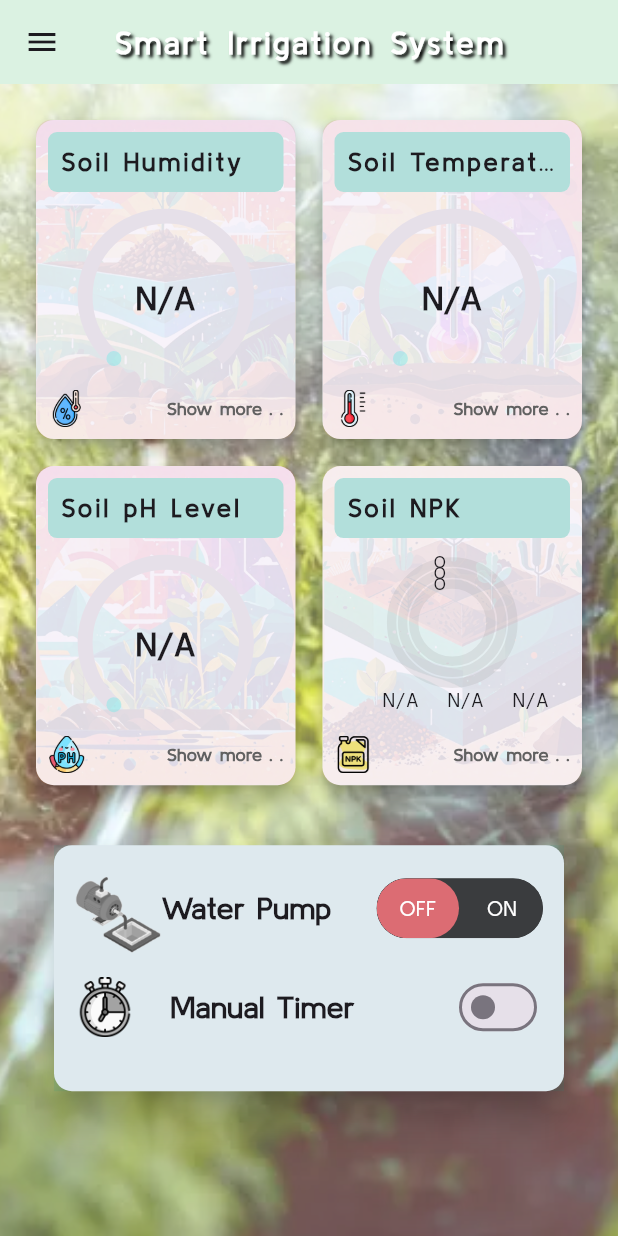
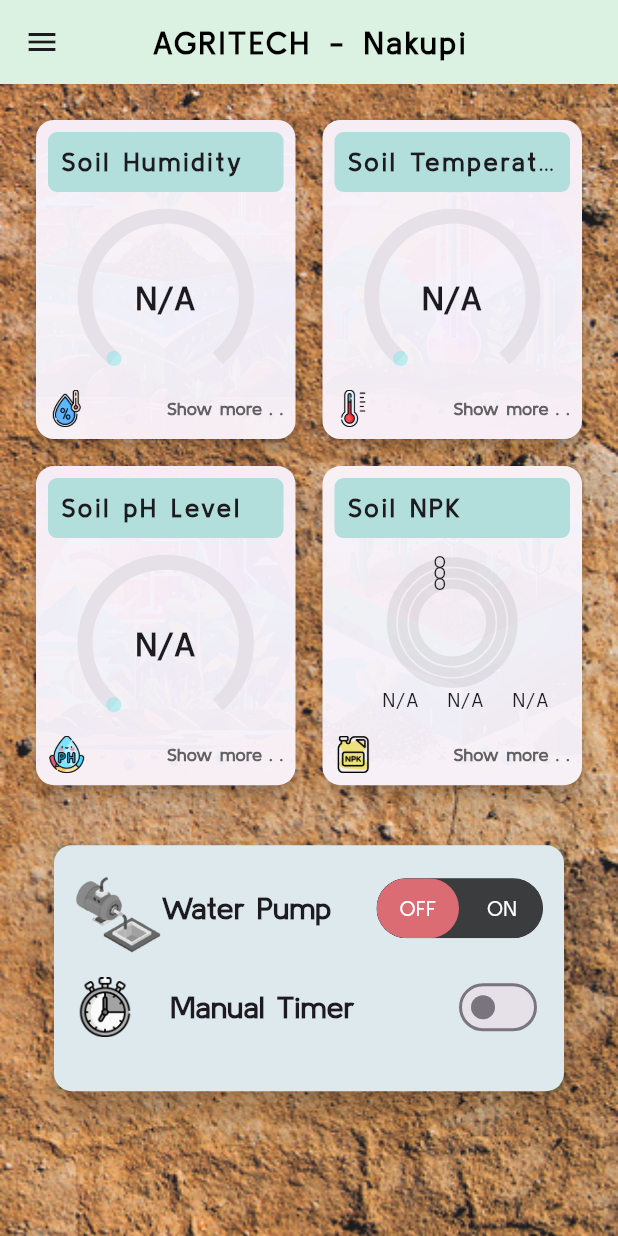
Before and after one commit to SarangthemAmarjit/Soil-Water-Management, a Flutter app: the screen it shows after launch, on a phone screen of 412 x 824 dp. Run offline on Flutter 3.47's test engine with Material 3 defaults, Android fonts, the phone set to English and light mode, and no system bars; drawn by our look-alikes of syncfusion_flutter_gauges, toggle_switch; our stand-ins replace auto_route, flutter_easyloading, flutter_local_notifications, font_awesome_flutter, get, syncfusion_flutter_charts; missing offline and left inert: android_alarm_manager_plus, flutter_background_service, flutter_background_service_android, flutter_launcher_icons; network calls fail.

Commit message:
changed ui

```diff
--- a/lib/pages/dashboard.dart
+++ b/lib/pages/dashboard.dart
@@ -25,23 +25,18 @@ class _HomePageState extends State<HomePage> {
     return Scaffold(
       appBar: AppBar(
         backgroundColor: const Color.fromARGB(255, 219, 242, 226),
-        title: Text("Smart Irrigation System",
+        title: Text("AGRITECH - Nakupi",
             style: TextStyle(
               wordSpacing: 2,
               letterSpacing: 2,
-              color: Colors.white,
+              color: Colors.black,
               fontSize: MediaQuery.of(context).size.width / 20,
               fontWeight: FontWeight.bold,
               shadows: const <Shadow>[
-                Shadow(
-                  offset: Offset(2.0, 2.0),
-                  blurRadius: 2.0,
-                  color: Colors.black,
-                ),
                 // Shadow(
-                //   offset: Offset(3.0, 3.0),
-                //   blurRadius: 3.0,
-                //   color: Colors.black,
+                //   offset: Offset(2.0, 2.0),
+                //   blurRadius: 2.0,
+                //   color: Colors.white,
                 // ),
               ],
             )),
@@ -56,9 +51,9 @@ class _HomePageState extends State<HomePage> {
               child: Container(
                 decoration: const BoxDecoration(
                     image: DecorationImage(
-                        opacity: 0.7,
+                        opacity: 0.9,
                         fit: BoxFit.cover,
-                        image: AssetImage('assets/images/BGspray.png'))),
+                        image: AssetImage('assets/images/BGsoil.png'))),
                 child: Column(
                   children: [
                     // SizedBox(
--- a/lib/widget/cardwidget.dart
+++ b/lib/widget/cardwidget.dart
@@ -34,7 +34,7 @@ class CardWidgetforSoil extends StatelessWidget {
             borderRadius: BorderRadius.circular(10),
             image: DecorationImage(
               colorFilter: ColorFilter.mode(
-                  Colors.white.withOpacity(0.1), BlendMode.dstATop),
+                  Colors.white.withOpacity(0.03), BlendMode.dstATop),
               image: AssetImage(
                 bgimagepath,
               ),
--- a/lib/widget/chartdata.dart
+++ b/lib/widget/chartdata.dart
@@ -87,7 +87,8 @@ class RadialData extends StatelessWidget {
                     cornerStyle: CornerStyle.bothCurve,
                     dataSource: chartData,
                     xValueMapper: (ChartData data, _) => data.x,
-                      yValueMapper: (ChartData data, _) => data.y)
+                    yValueMapper: (ChartData data, _) => data.y,
+                  ),
                 ]),
     );
   }
```
Also changed, not shown: lib/pages/moisture.page.dart (+16 -20 lines), lib/pages/soilNPK.page.dart (+20 -24 lines), assets/images/BG.png (deleted), assets/images/BGsoil.png (renamed from assets/images/soil01.png). Lines whose indentation alone changed are shown as unchanged.
